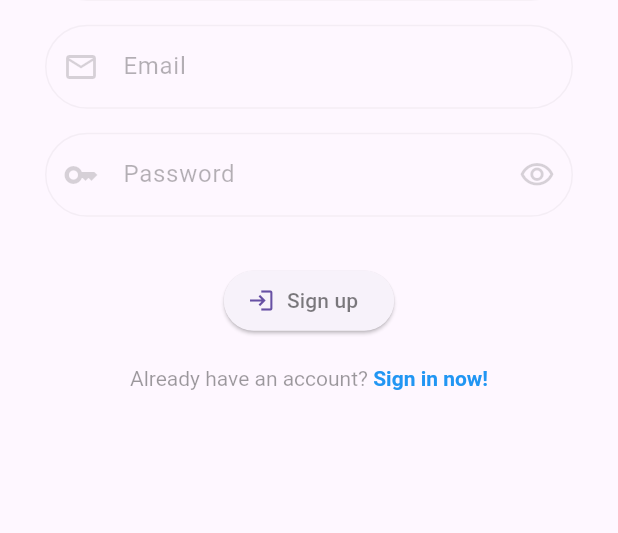
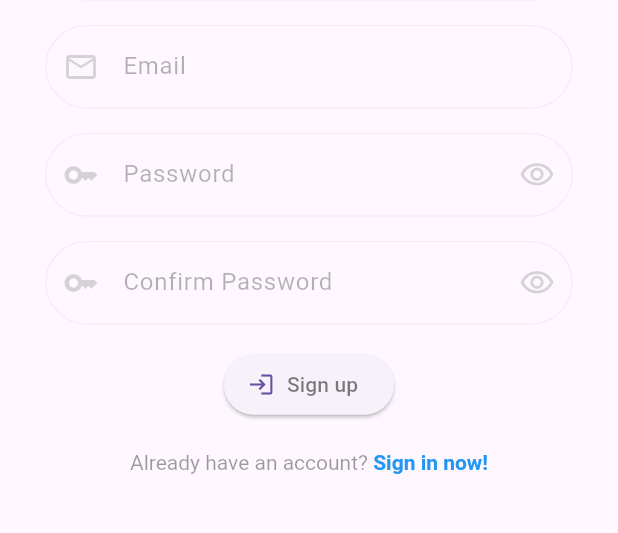
Before and after one commit to yaosuhuy/chat_app, a Flutter app: the SignupScreen screen opened directly, on a phone screen of 412 x 824 dp, the part 538-1071 px from its top. Run offline on Flutter 3.47's test engine with Material 3 defaults, Android fonts, the phone set to English and light mode, and no system bars; our stand-ins replace cloud_firestore, firebase_auth, firebase_core; accounts and stored records are empty.

Commit message:
working on validate password

```diff
--- a/lib/screens/signup_screen.dart
+++ b/lib/screens/signup_screen.dart
@@ -2,6 +2,7 @@ import 'package:chat_app/resources/auth_methods.dart';
 import 'package:chat_app/screens/auth/login_screen.dart';
 import 'package:chat_app/screens/home_screen.dart';
 import 'package:chat_app/ultis/ultis.dart';
+import 'package:chat_app/widgets/password_field.dart';
 import 'package:flutter/cupertino.dart';
 import 'package:flutter/gestures.dart';
 import 'package:flutter/material.dart';
@@ -152,62 +153,22 @@ class _SignupScreenState extends State<SignupScreen> {
               ),
             ),
             SizedBox(height: 16),
-            Padding(
-              padding: const EdgeInsets.symmetric(horizontal: 30),
-              child: StatefulBuilder(
-                builder: (context, setState) {
-                  bool isObsecure = true;
-                  return TextField(
-                    controller: _passwordController,
-                    obscureText: isObsecure,
-                    decoration: InputDecoration(
-                      enabledBorder: OutlineInputBorder(
-                        borderSide: BorderSide(
-                            color: const Color.fromARGB(10, 0, 0, 0)),
-                        borderRadius: BorderRadius.all(
-                          Radius.circular(30),
-                        ),
-                      ),
-                      focusedBorder: OutlineInputBorder(
-                        borderSide: BorderSide(
-                            color: const Color.fromARGB(52, 0, 0, 0)),
-                        borderRadius: BorderRadius.all(
-                          Radius.circular(30),
-                        ),
-                      ),
-                      prefixIcon: Icon(
-                        Icons.key_outlined,
-                        color: const Color.fromARGB(40, 0, 0, 0),
-                      ),
-                      suffixIcon: IconButton(
-                        onPressed: () {
-                          setState(
-                            () {
-                              isObsecure = !isObsecure;
-                            },
-                          );
-                        },
-                        icon: Icon(isObsecure
-                            ? Icons.visibility_outlined
-                            : Icons.visibility_off_outlined),
-                        color: const Color.fromARGB(40, 0, 0, 0),
-                      ),
-                      hintText: 'Password',
-                      hintStyle: TextStyle(
-                        color: const Color.fromARGB(75, 0, 0, 0),
-                      ),
-                    ),
-                  );
-                },
-              ),
-            ),
+            PasswordField(controller: _passwordController),
             SizedBox(height: 16),
+            PasswordField(
+              controller: _confirmPasswordController,
+              isConfirmPasswordField: true,
+              onChanged: (value) {
+                validatePassword();
+              },
+              errorText: _errorText,
+            )
             // Padding(
             //   padding: const EdgeInsets.symmetric(horizontal: 30),
             //   child: TextField(
             //     controller: _confirmPasswordController,
             //     // change confirmPassword while typing, not click "sign up"
-            //     onChanged: (value) => validatePassword(),
+            // onChanged: (value) => validatePassword(),
             //     obscureText: _isObsecure,
             //     decoration: InputDecoration(
             //       enabledBorder: OutlineInputBorder(
@@ -249,6 +210,7 @@ class _SignupScreenState extends State<SignupScreen> {
             //     ),
             //   ),
             // ),
+            ,
             SizedBox(height: 16),
             Padding(
               padding: const EdgeInsets.symmetric(
--- /dev/null
+++ b/lib/widgets/password_field.dart
@@ -0,0 +1,63 @@
+import 'package:flutter/material.dart';
+
+class PasswordField extends StatefulWidget {
+  final TextEditingController controller;
+  final bool isConfirmPasswordField;
+  final ValueChanged<String>? onChanged;
+  final String? errorText;
+  const PasswordField({super.key, required this.controller, this.onChanged, this.isConfirmPasswordField = false, this.errorText});
+
+  @override
+  State<PasswordField> createState() => _PasswordFieldState();
+}
+
+class _PasswordFieldState extends State<PasswordField> {
+  bool isObsecure = true;
+  @override
+  Widget build(BuildContext context) {
+    return Padding(
+      padding: const EdgeInsets.symmetric(horizontal: 30),
+      child: TextField(
+        controller: widget.controller,
+        onChanged: widget.onChanged,
+        obscureText: isObsecure,
+        decoration: InputDecoration(
+          enabledBorder: OutlineInputBorder(
+            borderSide: BorderSide(color: const Color.fromARGB(10, 0, 0, 0)),
+            borderRadius: BorderRadius.all(
+              Radius.circular(30),
+            ),
+          ),
+          focusedBorder: OutlineInputBorder(
+            borderSide: BorderSide(color: const Color.fromARGB(52, 0, 0, 0)),
+            borderRadius: BorderRadius.all(
+              Radius.circular(30),
+            ),
+          ),
+          prefixIcon: Icon(
+            Icons.key_outlined,
+            color: const Color.fromARGB(40, 0, 0, 0),
+          ),
+          suffixIcon: IconButton(
+            icon: Icon(isObsecure
+                ? Icons.visibility_outlined
+                : Icons.visibility_off_outlined),
+            color: const Color.fromARGB(40, 0, 0, 0),
+            onPressed: () {
+              setState(
+                () {
+                  isObsecure = !isObsecure;
+                },
+              );
+            },
+          ),
+          hintText: widget.isConfirmPasswordField ? 'Confirm Password' : 'Password',
+          hintStyle: TextStyle(
+            color: const Color.fromARGB(75, 0, 0, 0),
+          ),
+          errorText: widget.errorText
+        ),
+      ),
+    );
+  }
+}
```
